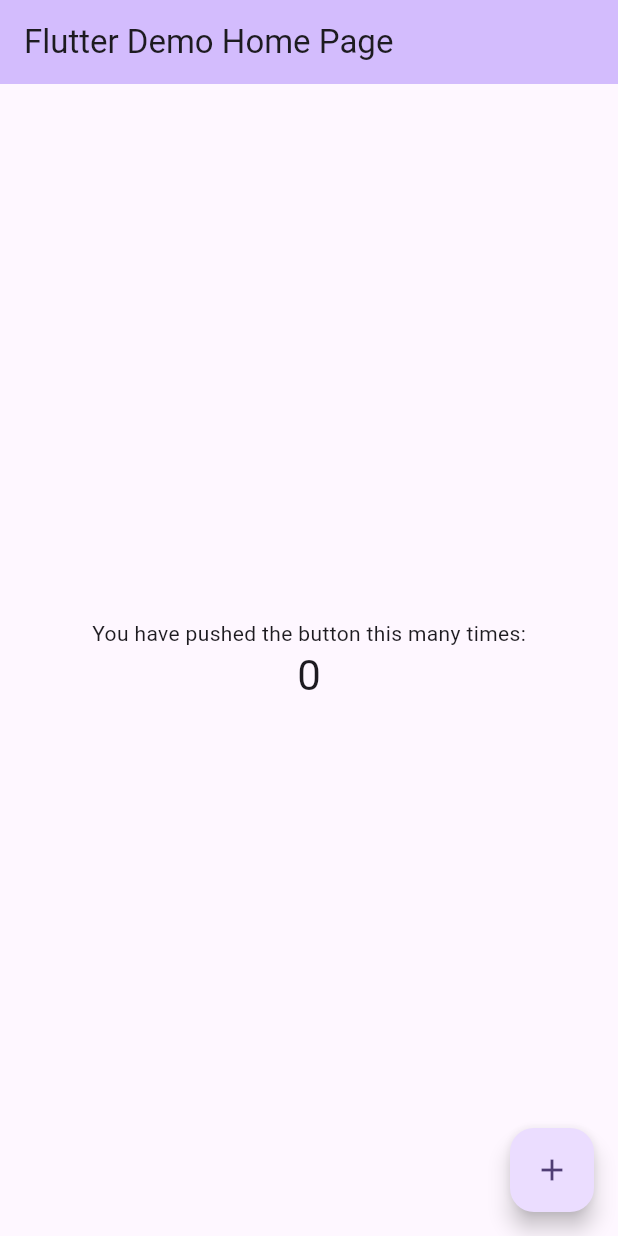
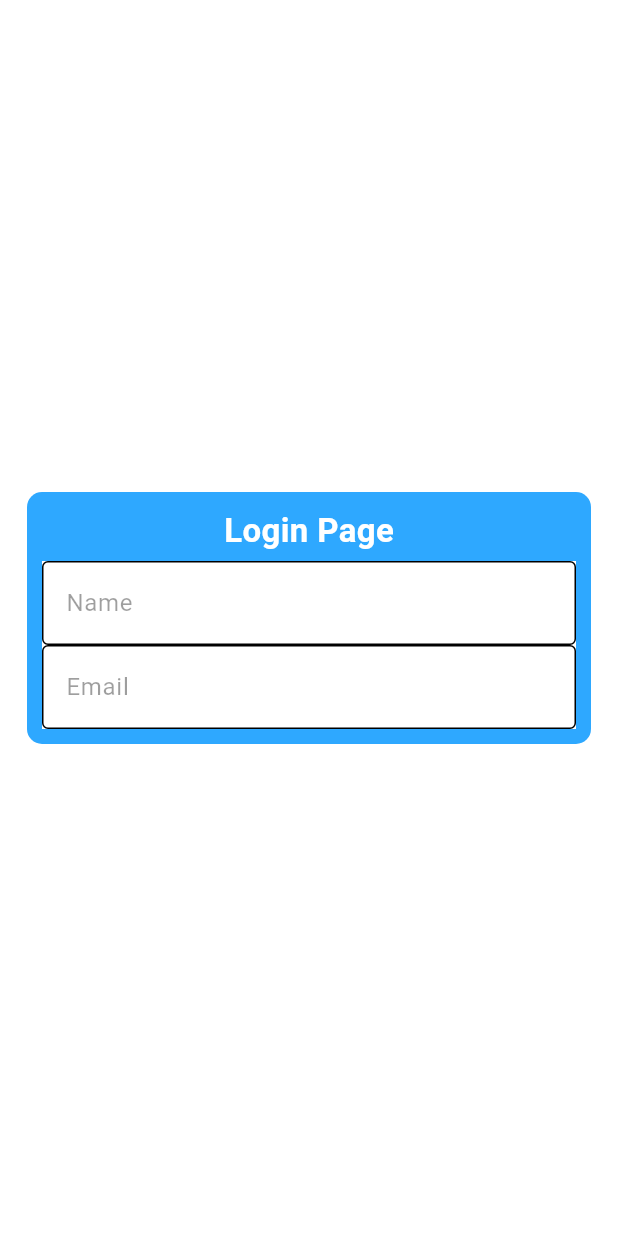
Before and after one commit to BangKoer/smart_cashier_app, a Flutter app: the screen it shows after launch, on a phone screen of 412 x 824 dp. Run offline on Flutter 3.47's test engine with Material 3 defaults, Android fonts, the phone set to English and light mode, and no system bars.

Commit message:
add router n customtextfield

```diff
--- /dev/null
+++ b/lib/common/widgets/custom_text_Field.dart
@@ -0,0 +1,42 @@
+import 'package:flutter/material.dart';
+import 'package:smart_cashier_app/constant/global_variables.dart';
+
+class CustomTextField extends StatelessWidget {
+  final TextEditingController textEditingController;
+  final String hintText;
+  final int? maxLines;
+  final Color? borderColor;
+  const CustomTextField(
+      {super.key,
+      required this.textEditingController,
+      required this.hintText,
+      this.maxLines = 1,
+      this.borderColor = GlobalVariables.backgroundColor});
+
+  @override
+  Widget build(BuildContext context) {
+    return Container(
+      color: Colors.white,
+      child: TextFormField(
+        controller: textEditingController,
+        decoration: InputDecoration(
+          hintText: hintText,
+          hintStyle: const TextStyle(color: Colors.black38),
+          border: const OutlineInputBorder(),
+          disabledBorder: OutlineInputBorder(
+            borderSide: BorderSide(color: borderColor!),
+          ),
+
+        ),
+        validator: (value) {
+          if (value == null || value.isEmpty) {
+            return 'Enter Your $hintText';
+          } else {
+            return null;
+          }
+        },
+        maxLines: maxLines,
+      ),
+    );
+  }
+}
--- /dev/null
+++ b/lib/constant/global_variables.dart
@@ -0,0 +1,18 @@
+import 'package:flutter/material.dart';
+
+class GlobalVariables {
+  // COLORS
+  static const appBarGradient = LinearGradient(
+    colors: [
+      Color.fromARGB(255, 29, 201, 192),
+      Color.fromARGB(255, 125, 221, 216),
+    ],
+    stops: [0.5, 1.0],
+  );
+
+  static const secondaryColor = Color.fromRGBO(46, 168, 255, 1);
+  static const backgroundColor = Colors.white;
+  static const Color greyBackgroundCOlor = Color(0xffebecee);
+  static var selectedNavBarColor = Colors.cyan[800]!;
+  static const unselectedNavBarColor = Colors.black87;
+}
--- a/lib/main.dart
+++ b/lib/main.dart
@@ -1,69 +1,43 @@
 import 'package:flutter/material.dart';
+import 'package:smart_cashier_app/constant/global_variables.dart';
+import 'package:smart_cashier_app/module/auth/screens/auth_screen.dart';
+import 'package:smart_cashier_app/router.dart';
 
 void main() {
   runApp(const MyApp());
 }
 
-class MyApp extends StatelessWidget {
+class MyApp extends StatefulWidget {
   const MyApp({super.key});
 
   @override
+  State<MyApp> createState() => _MyAppState();
+}
+
+class _MyAppState extends State<MyApp> {
+  @override
   Widget build(BuildContext context) {
     return MaterialApp(
-      title: 'Flutter Demo',
+      title: 'S\'MART POS Cashier',
       theme: ThemeData(
-        colorScheme: ColorScheme.fromSeed(seedColor: Colors.deepPurple),
-        useMaterial3: true,
+        scaffoldBackgroundColor: GlobalVariables.backgroundColor,
+        colorScheme: const ColorScheme.light(
+          primary: GlobalVariables.secondaryColor,
+        ),
+        appBarTheme: const AppBarTheme(
+          elevation: 0,
+          backgroundColor: GlobalVariables.secondaryColor,
+          foregroundColor: GlobalVariables.backgroundColor,
+        ),
+        elevatedButtonTheme: ElevatedButtonThemeData(
+          style: ElevatedButton.styleFrom(
+            backgroundColor: GlobalVariables.secondaryColor,
+            foregroundColor: Colors.white,
+          )
+        ),
       ),
-      home: const MyHomePage(title: 'Flutter Demo Home Page'),
+      onGenerateRoute: (settings) => generateRoute(settings),
+      home: AuthScreen(),
     );
   }
 }
-
-class MyHomePage extends StatefulWidget {
-  const MyHomePage({super.key, required this.title});
-
-  final String title;
-
-  @override
-  State<MyHomePage> createState() => _MyHomePageState();
-}
-
-class _MyHomePageState extends State<MyHomePage> {
-  int _counter = 0;
-
-  void _incrementCounter() {
-    setState(() {
-      _counter++;
-    });
-  }
-
-  @override
-  Widget build(BuildContext context) {
-    return Scaffold(
-      appBar: AppBar(
-        backgroundColor: Theme.of(context).colorScheme.inversePrimary,
-        title: Text(widget.title),
-      ),
-      body: Center(
-        child: Column(
-          mainAxisAlignment: MainAxisAlignment.center,
-          children: <Widget>[
-            const Text(
-              'You have pushed the button this many times:',
-            ),
-            Text(
-              '$_counter',
-              style: Theme.of(context).textTheme.headlineMedium,
-            ),
-          ],
-        ),
-      ),
-      floatingActionButton: FloatingActionButton(
-        onPressed: _incrementCounter,
-        tooltip: 'Increment',
-        child: const Icon(Icons.add),
-      ),
-    );
-  }
-}
--- /dev/null
+++ b/lib/module/auth/screens/auth_screen.dart
@@ -0,0 +1,72 @@
+import 'package:flutter/material.dart';
+import 'package:smart_cashier_app/common/widgets/custom_text_Field.dart';
+import 'package:smart_cashier_app/constant/global_variables.dart';
+
+enum Auth {
+  login,
+  register,
+}
+
+class AuthScreen extends StatefulWidget {
+  static const String routeName = 'auth-screen';
+  const AuthScreen({super.key});
+
+  @override
+  State<AuthScreen> createState() => _AuthScreenState();
+}
+
+class _AuthScreenState extends State<AuthScreen> {
+  Auth _auth = Auth.register;
+  final TextEditingController _nameController = TextEditingController();
+  final TextEditingController _emailController = TextEditingController();
+  final TextEditingController _passwordController = TextEditingController();
+
+  @override
+  Widget build(BuildContext context) {
+    return Scaffold(
+      resizeToAvoidBottomInset: true,
+      body: Padding(
+        padding: const EdgeInsets.symmetric(horizontal: 18.0),
+        child: Column(
+          mainAxisAlignment: MainAxisAlignment.center,
+          children: [
+            // Login Page
+            Container(
+              padding: const EdgeInsets.all(10),
+              width: double.infinity,
+              decoration: BoxDecoration(
+                borderRadius: BorderRadius.circular(10),
+                color: GlobalVariables.secondaryColor,
+              ),
+              child: Column(
+                children: [
+                  const Text(
+                    "Login Page",
+                    style: TextStyle(
+                      fontSize: 22,
+                      fontWeight: FontWeight.bold,
+                      color: Colors.white,
+                    ),
+                  ),
+                  const SizedBox(
+                    height: 5,
+                  ),
+                  CustomTextField(
+                    textEditingController: _nameController,
+                    hintText: "Name",
+                    borderColor: Colors.white,
+                  ),
+                  CustomTextField(
+                    textEditingController: _emailController,
+                    hintText: "Email",
+                    borderColor: Colors.white,
+                  ),
+                ],
+              ),
+            )
+          ],
+        ),
+      ),
+    );
+  }
+}
--- /dev/null
+++ b/lib/router.dart
@@ -0,0 +1,19 @@
+import 'package:flutter/material.dart';
+import 'package:smart_cashier_app/module/auth/screens/auth_screen.dart';
+
+Route<dynamic> generateRoute(RouteSettings routeSettings) {
+  switch (routeSettings.name) {
+    case AuthScreen.routeName:
+      return MaterialPageRoute(
+        builder: (_) => const AuthScreen(),
+      );
+    default:
+      return MaterialPageRoute(
+        builder: (_) => const Scaffold(
+          body: Center(
+            child: Text('Screen Doesnt Exitst!!'),
+          ),
+        ),
+      );
+  }
+}
```
